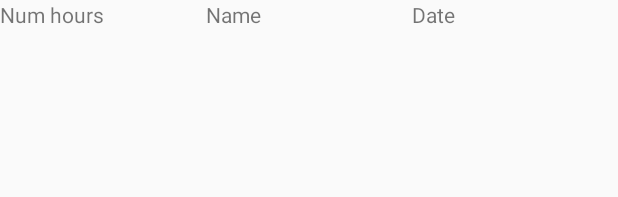
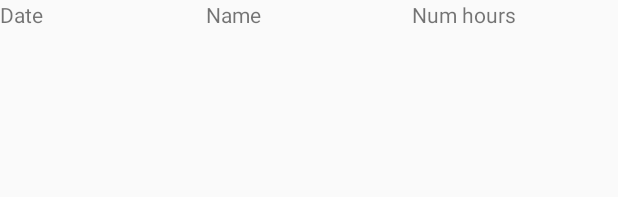
Before and after one commit to cfogg6/Spark-For-Change, an Android app: the layout volunteerhours_row.xml on its own in the app's theme, with its tools: preview values and no code run, on a phone screen of 412 x 824 dp. Shown: the top 197 px of the screen. Run offline under Robolectric (Android 15) with nearby library versions, the phone set to English and light mode, and no system bars.

Commit message:
Added volunteer hour history view on profile

```diff
--- a/SparkForChange/app/src/main/java/com/sparkforchange/model/Facade.java
+++ b/SparkForChange/app/src/main/java/com/sparkforchange/model/Facade.java
@@ -17,6 +17,7 @@ public class Facade {
     public static final double DOLLAR_TO_SPARK = 1 / SPARK_TO_DOLLAR;
 
     public static Facade getInstance() {
+        System.out.println(ourInstance);
         return ourInstance;
     }
     private HashMap<String, User> users;
@@ -61,6 +62,9 @@ public class Facade {
         this.currentUser.addSparks(288);
         makeSparkDonation(this.currentUser, companies.get("Bloomberg"), charities.get("Child's Play"), 50);
         makeSparkDonation(this.currentUser, companies.get("UPS"), charities.get("Malaria"), 100);
+
+//        this.currentUser.addHours(charities.get("Child's Play"), 4);
+//        this.currentUser.addHours(charities.get("Breast Cancer"), 3.5);
     }
 
     public int hoursToSparks(double hours) {
--- a/SparkForChange/app/src/main/res/layout/volunteerhours_row.xml
+++ b/SparkForChange/app/src/main/res/layout/volunteerhours_row.xml
@@ -1,7 +1,24 @@
 <?xml version="1.0" encoding="utf-8"?>
 <LinearLayout xmlns:android="http://schemas.android.com/apk/res/android"
+    android:id="@+id/ll_hours_row"
     android:layout_width="match_parent"
     android:layout_height="match_parent">
+
+    <TextView
+        android:id="@+id/tv_date_hours"
+        android:layout_width="wrap_content"
+        android:layout_height="match_parent"
+        android:layout_weight="1"
+        android:ems="10"
+        android:text="Date" />
+
+    <TextView
+        android:id="@+id/tv_charity_hours"
+        android:layout_width="wrap_content"
+        android:layout_height="match_parent"
+        android:layout_weight="1"
+        android:ems="10"
+        android:text="Name" />
 
     <TextView
         android:id="@+id/tv_num_hours"
@@ -9,24 +26,6 @@
         android:layout_height="match_parent"
         android:layout_weight="1"
         android:ems="10"
-        android:inputType="numberDecimal"
         android:text="Num hours" />
 
-    <TextView
-        android:id="@+id/tv_charity"
-        android:layout_width="wrap_content"
-        android:layout_height="match_parent"
-        android:layout_weight="1"
-        android:ems="10"
-        android:inputType="textPersonName"
-        android:text="Name" />
-
-    <TextView
-        android:id="@+id/tv_date"
-        android:layout_width="wrap_content"
-        android:layout_height="match_parent"
-        android:layout_weight="1"
-        android:ems="10"
-        android:inputType="date"
-        android:text="Date" />
 </LinearLayout>
```
Also changed, not shown: SparkForChange/app/src/main/java/com/sparkforchange/controllers/TimelineActivity.java (+42 -10 lines), SparkForChange/app/src/main/java/com/sparkforchange/controllers/VolunteerHoursRvAdapter.java (added, +68 -0 lines), SparkForChange/app/src/main/java/com/sparkforchange/model/VolunteerHourBlock.java (+12 -0 lines).
